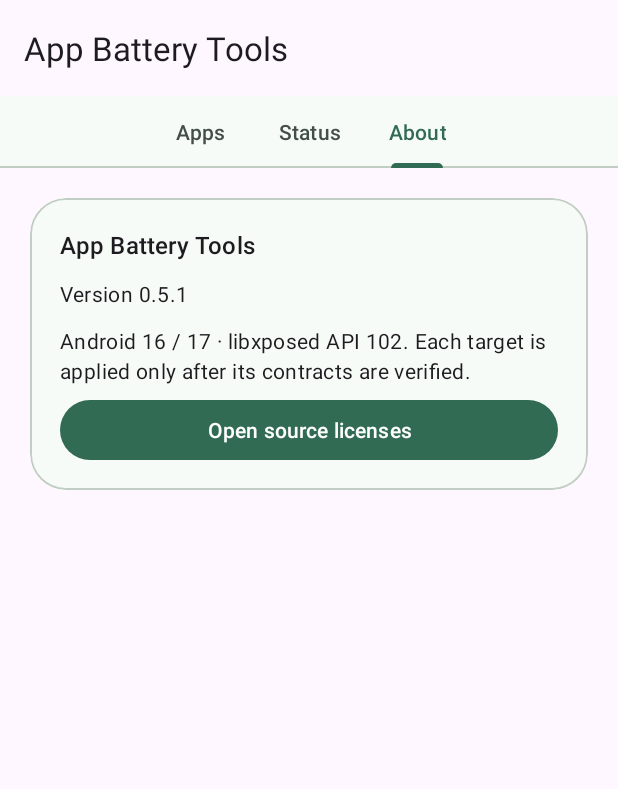
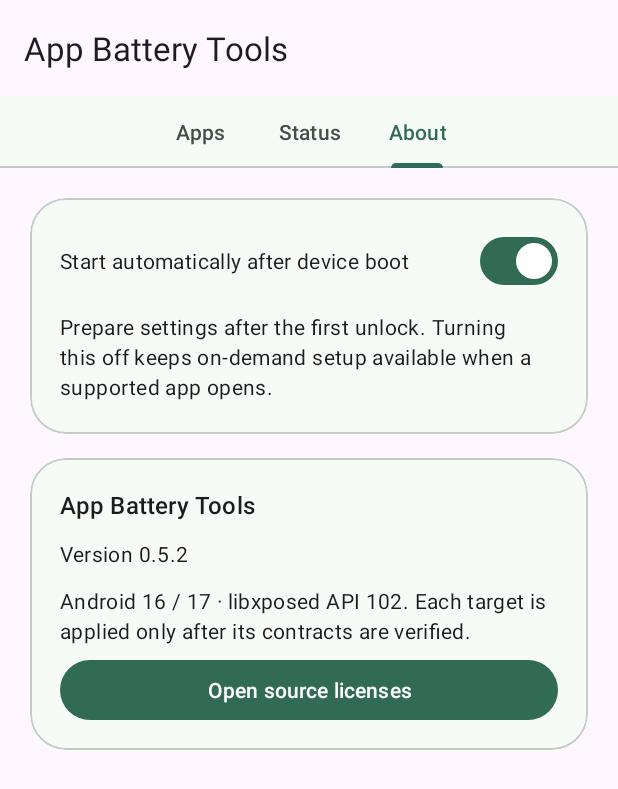
Before and after one commit to OneUI-Mods/app-battery-tools, an Android app: the screen it shows after launch (MainActivity), tab 3 chosen, on a phone screen of 412 x 824 dp. Shown: the top 789 px of the screen. Run offline under Robolectric (Android 15) with nearby library versions, the phone set to English and light mode, and no system bars; libraries missing offline, so code that uses them is left out: io.github.libxposed.service; 1 statement that could not run was skipped.

Commit message:
Make boot startup configurable with an enabled default

```diff
--- a/app/build.gradle.kts
+++ b/app/build.gradle.kts
@@ -11,8 +11,8 @@ android {
         applicationId = "dev.ryuya.appbatterytools"
         minSdk = 36
         targetSdk = 37
-        versionCode = 12
-        versionName = "0.5.1"
+        versionCode = 13
+        versionName = "0.5.2"
         testInstrumentationRunner = "dev.ryuya.appbatterytools.DiscoveryInstrumentation"
     }
     buildFeatures { buildConfig = true }
--- /dev/null
+++ b/app/src/main/java/dev/ryuya/appbatterytools/BootSettings.kt
@@ -0,0 +1,20 @@
+package dev.ryuya.appbatterytools
+
+import android.content.Context
+
+/** Boot preparation is optional; explicit configuration requests remain available. */
+internal object BootSettings {
+    private const val PREFERENCES = "startup"
+    private const val ENABLED = "start_on_boot"
+
+    fun enabled(context: Context): Boolean =
+        context.getSharedPreferences(PREFERENCES, Context.MODE_PRIVATE).getBoolean(ENABLED, true)
+
+    fun setEnabled(context: Context, enabled: Boolean) {
+        context
+            .getSharedPreferences(PREFERENCES, Context.MODE_PRIVATE)
+            .edit()
+            .putBoolean(ENABLED, enabled)
+            .apply()
+    }
+}
--- a/app/src/main/java/dev/ryuya/appbatterytools/ConfigurationAccessReceiver.kt
+++ b/app/src/main/java/dev/ryuya/appbatterytools/ConfigurationAccessReceiver.kt
@@ -12,6 +12,8 @@ class ConfigurationAccessReceiver : BroadcastReceiver() {
             intent.action == Intent.ACTION_BOOT_COMPLETED ||
                 intent.action == Intent.ACTION_MY_PACKAGE_REPLACED
         ) {
+            if (intent.action == Intent.ACTION_BOOT_COMPLETED && !BootSettings.enabled(context))
+                return
             ConfigurationAccess.grant(context)
         } else if (intent.action == ConfigurationAccess.REQUEST) {
             val knownUid =
--- a/app/src/main/java/dev/ryuya/appbatterytools/MainActivity.kt
+++ b/app/src/main/java/dev/ryuya/appbatterytools/MainActivity.kt
@@ -56,6 +56,18 @@ class MainActivity : AppCompatActivity() {
         diagnostics.addView(Ui.text(this, getString(R.string.discovery_detail)))
 
         val about = tabs.page(R.string.tab_about)
+        val startup = Ui.card(about)
+        startup.addView(
+            MaterialSwitch(this).apply {
+                setText(R.string.start_on_boot)
+                minHeight = (56 * resources.displayMetrics.density).toInt()
+                isChecked = BootSettings.enabled(this@MainActivity)
+                setOnCheckedChangeListener { _, checked ->
+                    BootSettings.setEnabled(this@MainActivity, checked)
+                }
+            },
+        )
+        startup.addView(Ui.text(this, getString(R.string.start_on_boot_detail)))
         val info = Ui.card(about)
         info.addView(Ui.text(this, getString(R.string.app_name), true))
         info.addView(Ui.text(this, getString(R.string.version, BuildConfig.VERSION_NAME)))
--- a/app/src/main/res/values/strings.xml
+++ b/app/src/main/res/values/strings.xml
@@ -69,4 +69,6 @@ Hook: %2$s
   <string name="sead_name">Samsung display adjustment</string>
   <string name="sead_idle">Retire idle workers after the camera closes</string>
   <string name="sead_detail">After display adjustment finishes using a camera, its private worker may stop after one idle second. Queued callbacks and future submissions remain valid. Camera sampling, display adjustment and active camera workers are retained.</string>
+    <string name="start_on_boot">Start automatically after device boot</string>
+    <string name="start_on_boot_detail">Prepare settings after the first unlock. Turning this off keeps on-demand setup available when a supported app opens.</string>
 </resources>
```
Also changed, not shown: 5 other files.
